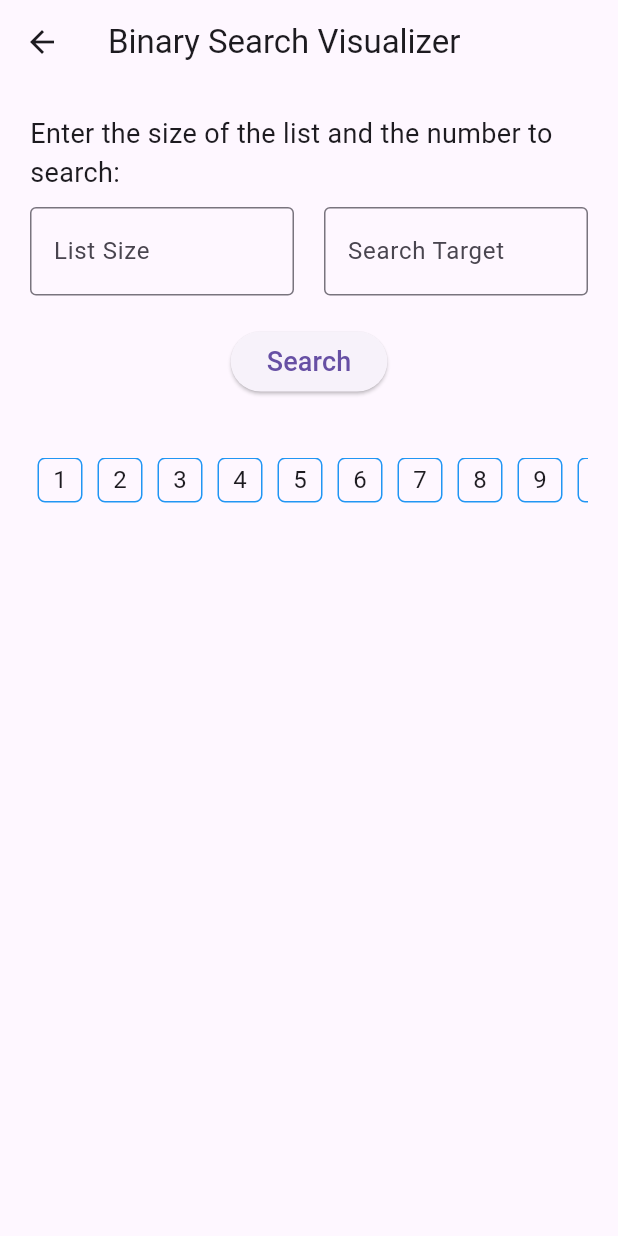
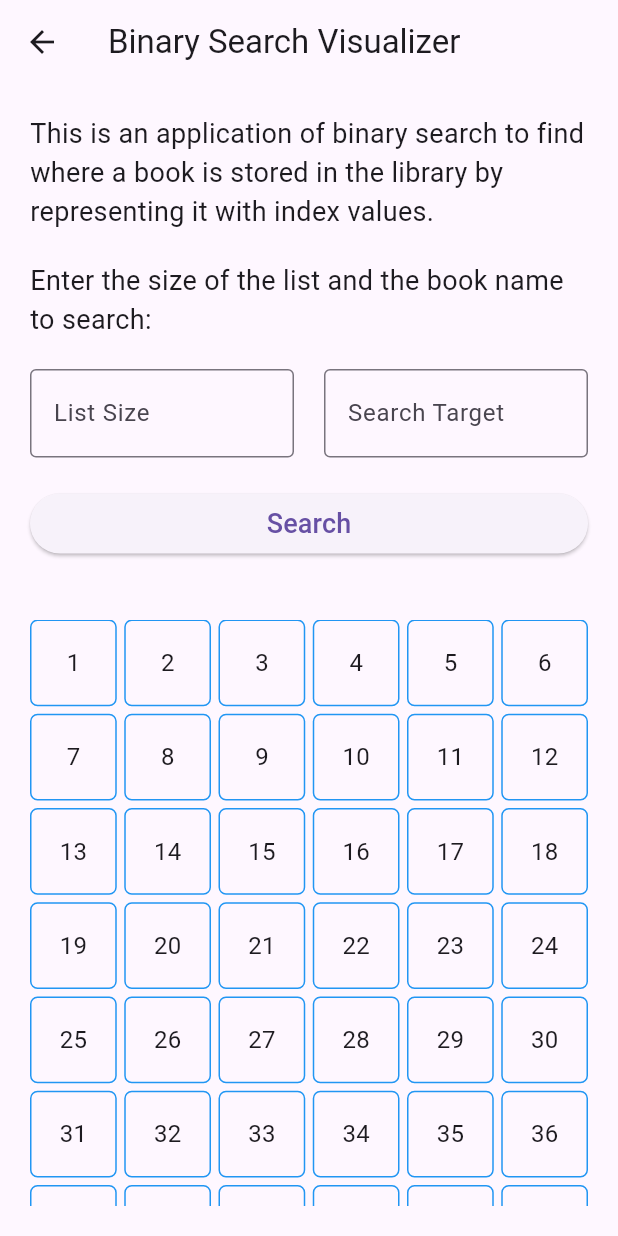
Before and after one commit to RedLightnng/search-visualiser, a Flutter app: the screen it shows after launch, after a tap on "Binary Search", on a phone screen of 412 x 824 dp. Run offline on Flutter 3.47's test engine with Material 3 defaults, Android fonts, the phone set to English and light mode, and no system bars.

Commit message:
Updated the code for Linear and Binary Search

```diff
--- a/lib/pages/appbody.dart
+++ b/lib/pages/appbody.dart
@@ -42,15 +42,18 @@ class _AppBodyState extends State<AppBody> {
       body: Center(
         child: SingleChildScrollView(
           scrollDirection: Axis.vertical,
+          child: Padding(
+            padding: const EdgeInsets.all(10.0),
             child: Column(
               mainAxisAlignment: MainAxisAlignment.center,
               children: [
                 Center(
                   child: Text(
-                  'Welcome to Algorithm Visualizer!',
+                    'Welcome to Search Algorithm Visualizer!',
                     style: TextStyle(fontSize: 24, fontWeight: FontWeight.bold),
                   ),
                 ),
+
                 SizedBox(height: 20),
                 GestureDetector(
                   onTap: () {
@@ -84,7 +87,13 @@ class _AppBodyState extends State<AppBody> {
                   textAlign: TextAlign.center,
                   style: TextStyle(fontSize: 16),
                 ),
-              SizedBox(height: 30),
+                SizedBox(height: 10),
+                Divider(
+                  thickness: 1,
+
+                  indent: 1,
+                ),
+                SizedBox(height: 10,),
                 GestureDetector(
                   onTap: () {
                     Navigator.pushNamed(
@@ -123,6 +132,7 @@ class _AppBodyState extends State<AppBody> {
             ),
           ),
         ),
+      ),
     );
   }
 
--- a/lib/pages/binarysearch.dart
+++ b/lib/pages/binarysearch.dart
@@ -1,7 +1,9 @@
+import 'dart:math';
+
 import 'package:flutter/material.dart';
 
 class VisualiseBinarySearch extends StatefulWidget {
-  const VisualiseBinarySearch({super.key});
+  const VisualiseBinarySearch({Key? key});
 
   @override
   State<VisualiseBinarySearch> createState() => _VisualiseBinarySearchState();
@@ -11,6 +13,8 @@ class _VisualiseBinarySearchState extends State<VisualiseBinarySearch> {
   late int listSize;
   late List<int> numbers;
   late int target;
+  late String searchTarget;
+  bool ranSearch = false;
   int start = 0;
   late int end;
   int? foundIndex;
@@ -23,6 +27,7 @@ class _VisualiseBinarySearchState extends State<VisualiseBinarySearch> {
     numbers = List.generate(listSize, (index) => index + 1);
     end = listSize - 1;
     target = 0;
+    searchTarget="";
   }
 
   Future<void> binarySearch() async {
@@ -31,7 +36,7 @@ class _VisualiseBinarySearchState extends State<VisualiseBinarySearch> {
       highlightedIndices = [start, mid, end];
       setState(() {}); // Update UI immediately after setting state
 
-      await Future.delayed(Duration(seconds: 1)); // Wait for 1 seconds
+      await Future.delayed(Duration(seconds: 1)); // Wait for 1 second
 
       if (numbers[mid] == target) {
         setState(() {
@@ -51,29 +56,30 @@ class _VisualiseBinarySearchState extends State<VisualiseBinarySearch> {
     }
   }
 
-
   @override
   Widget build(BuildContext context) {
     return Scaffold(
       appBar: AppBar(
-
         title: Text('Binary Search Visualizer'),
       ),
-      body: SingleChildScrollView(
-        child: Padding(
+      body: Padding(
         padding: EdgeInsets.all(20),
         child: Column(
-            mainAxisAlignment: MainAxisAlignment.center,
+          crossAxisAlignment: CrossAxisAlignment.stretch,
           children: [
             Text(
-                'Enter the size of the list and the number to search:',
+              'This is an application of binary search to find where a book is stored in the library by representing it with index values.',
               style: TextStyle(fontSize: 18),
             ),
-              SizedBox(height: 10),
+            SizedBox(height: 20),
+            Text(
+              'Enter the size of the list and the book name to search:',
+              style: TextStyle(fontSize: 18),
+            ),
+            SizedBox(height: 20),
             Row(
-                mainAxisAlignment: MainAxisAlignment.center,
               children: [
-                  Flexible(
+                Expanded(
                   child: TextField(
                     keyboardType: TextInputType.number,
                     onChanged: (value) {
@@ -92,12 +98,14 @@ class _VisualiseBinarySearchState extends State<VisualiseBinarySearch> {
                   ),
                 ),
                 SizedBox(width: 20),
-                  Flexible(
+                Expanded(
                   child: TextField(
-                      keyboardType: TextInputType.number,
+                    keyboardType: TextInputType.name,
                     onChanged: (value) {
                       setState(() {
-                          target = int.tryParse(value) ?? 0;
+                        ranSearch = false;
+                        searchTarget=value;
+                        target = int.tryParse(Random().nextInt(listSize + 10).toString()) ?? 0;
                         start = 0;
                         end = listSize - 1;
                         foundIndex = null;
@@ -118,6 +126,9 @@ class _VisualiseBinarySearchState extends State<VisualiseBinarySearch> {
             ElevatedButton(
               onPressed: () {
                 binarySearch();
+                setState(() {
+                  ranSearch=true;
+                });
               },
               child: Text(
                 'Search',
@@ -127,46 +138,48 @@ class _VisualiseBinarySearchState extends State<VisualiseBinarySearch> {
             SizedBox(height: 20),
             if (foundIndex != null)
               Text(
-                  'Number $target found at index $foundIndex!',
+                ' "$searchTarget" has been found at index $foundIndex!',
                 style: TextStyle(fontSize: 18),
               ),
-
+            if(foundIndex == null && ranSearch)
+              Text(
+                "'$searchTarget' has not been found :(",
+                style:  TextStyle(fontSize: 18),
+              ),
             SizedBox(height: 20),
-              SingleChildScrollView(
-                scrollDirection: Axis.horizontal,
-                child: Row(
-                    mainAxisAlignment: MainAxisAlignment.center,
-                    children: numbers
-                        .asMap()
-                        .entries
-                        .map(
-                          (entry) => Container(
+            Expanded(
+              child: GridView.builder(
+                shrinkWrap: true,
+                physics: NeverScrollableScrollPhysics(),
+                gridDelegate: SliverGridDelegateWithFixedCrossAxisCount(
+                  crossAxisCount: 6, // Number of items in each row
+                  crossAxisSpacing: 5.0, // Spacing between items horizontally
+                  mainAxisSpacing: 5.0, // Spacing between rows vertically
+                ),
+                itemCount: numbers.length,
+                itemBuilder: (BuildContext context, int index) {
+                  final number = numbers[index];
+                  final isHighlighted = highlightedIndices.contains(index);
+                  return Container(
                     width: 30,
                     height: 30,
-                        margin: EdgeInsets.symmetric(horizontal: 5),
                     alignment: Alignment.center,
                     decoration: BoxDecoration(
-                          color: highlightedIndices.contains(entry.key)
-                              ? Colors.blue.withOpacity(0.5)
-                              : Colors.transparent,
-                          border: Border.all(
-                            color: Colors.blue,
-                          ),
+                      color: isHighlighted ? Colors.blue.withOpacity(0.5) : Colors.transparent,
+                      border: Border.all(color: Colors.blue),
                       borderRadius: BorderRadius.circular(5),
                     ),
                     child: Text(
-                          '${entry.value}',
+                      '$number',
                       style: TextStyle(fontSize: 16),
                     ),
-                      ),
-                    )
-                        .toList(),
+                  );
+                },
               ),
             ),
           ],
         ),
       ),
-      ),
     );
   }
 }
```
Also changed, not shown: lib/pages/linearsearch.dart (+36 -12 lines). Lines whose indentation alone changed are shown as unchanged.
